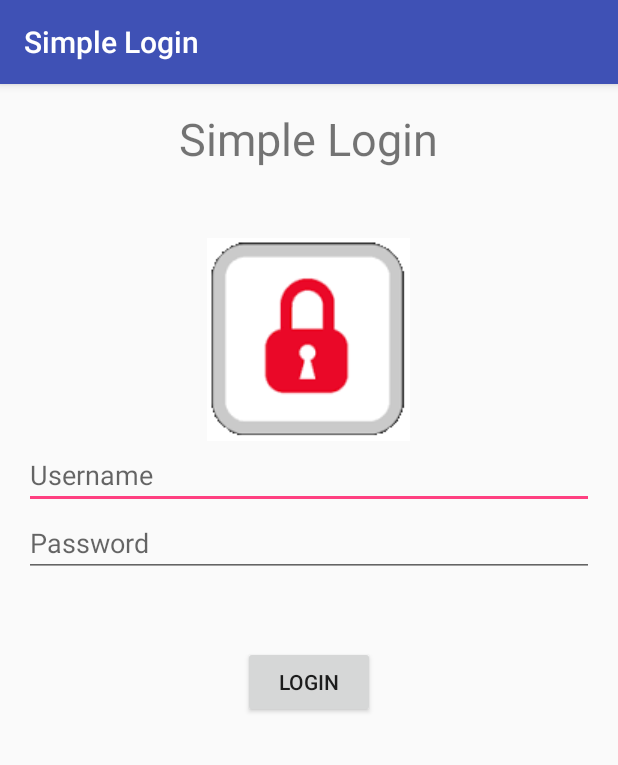
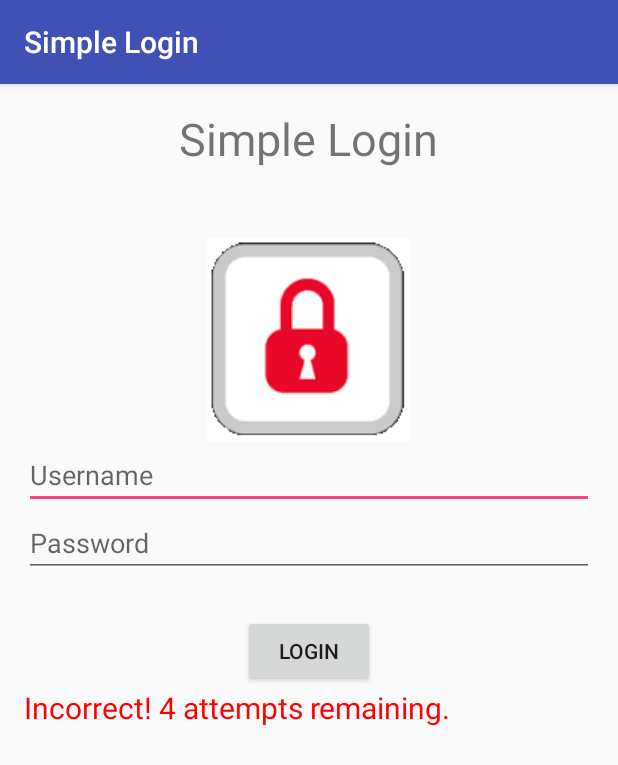
Before and after one commit to pibomb/simple-projects-android, an Android app: the screen it shows after launch (MainActivity), after a tap on "LOGIN", on a phone screen of 412 x 824 dp. Shown: the top 765 px of the screen. Run offline under Robolectric (Android 15) with nearby library versions, the phone set to English and light mode, and no system bars.

Commit message:
SimpleLogin: Added Login Attempts
After 5 unsuccessful login attempts, the user is no longer allowed to
login.

```diff
--- a/SimpleLogin/app/src/main/java/com/eagleblitz/morris/simplelogin/MainActivity.java
+++ b/SimpleLogin/app/src/main/java/com/eagleblitz/morris/simplelogin/MainActivity.java
@@ -13,6 +13,7 @@ public class MainActivity extends AppCompatActivity {
     EditText userText;
     EditText passText;
     TextView welcomeView;
+    TextView errorView;
 
     Button btn_login;
 
@@ -29,6 +30,7 @@ public class MainActivity extends AppCompatActivity {
         userText = (EditText) findViewById(R.id.username);
         passText = (EditText) findViewById(R.id.password);
         welcomeView = (TextView) findViewById(R.id.welcomeView);
+        errorView = (TextView) findViewById(R.id.errorView);
 
         btn_login = (Button) findViewById(R.id.btn_login);
 
@@ -42,7 +44,7 @@ public class MainActivity extends AppCompatActivity {
             userText.setVisibility(View.VISIBLE);
             passText.setVisibility(View.VISIBLE);
             welcomeView.setVisibility(View.INVISIBLE);
-            btn_login.setText("LOGIN");
+            btn_login.setText(R.string.btn_login);
             loggedIn = false;
         } else {
             String username = userText.getText().toString();
@@ -50,15 +52,25 @@ public class MainActivity extends AppCompatActivity {
 
             if (username.equals("admin") && password.equals("icecream")) {
                 lockView.setImageResource(R.drawable.unlock);
+                userText.setText("");
                 userText.setVisibility(View.INVISIBLE);
                 passText.setVisibility(View.INVISIBLE);
                 welcomeView.setVisibility(View.VISIBLE);
-                btn_login.setText("LOGOUT");
+                errorView.setVisibility(View.INVISIBLE);
+                btn_login.setText(R.string.btn_logout);
+                attempts = 5;
                 loggedIn = true;
             } else {
                 attempts--;
-
+                if(attempts > 0) {
+                    errorView.setText("Incorrect! " + attempts + " " + ((attempts == 1) ? "attempt" : "attempts") + " remaining.");
+                    errorView.setVisibility(View.VISIBLE);
+                } else {
+                    btn_login.setEnabled(false);
+                    errorView.setText("Too many failed attempts. Portal is locked.");
+                }
             }
+            passText.setText("");
         }
     }
 }
--- a/SimpleLogin/app/src/main/res/layout/activity_main.xml
+++ b/SimpleLogin/app/src/main/res/layout/activity_main.xml
@@ -54,7 +54,7 @@
         android:text="@string/btn_login"
         android:id="@+id/btn_login"
         android:onClick="login"
-        android:layout_marginTop="46dp"
+        android:layout_marginTop="25dp"
         android:layout_below="@+id/welcomeView"
         android:layout_centerHorizontal="true" />
 
@@ -70,4 +70,15 @@
         android:layout_alignParentStart="true"
         android:textColor="#0dbe00" />
 
+    <TextView
+        android:layout_width="wrap_content"
+        android:layout_height="wrap_content"
+        android:visibility="invisible"
+        android:id="@+id/errorView"
+        android:layout_below="@+id/btn_login"
+        android:layout_alignParentLeft="true"
+        android:layout_alignParentStart="true"
+        android:textSize="20sp"
+        android:textColor="#ff0000" />
+
 </RelativeLayout>
--- a/SimpleLogin/app/src/main/res/values/strings.xml
+++ b/SimpleLogin/app/src/main/res/values/strings.xml
@@ -3,5 +3,6 @@
     <string name="u_hint">Username</string>
     <string name="p_hint">Password</string>
     <string name="btn_login">LOGIN</string>
+    <string name="btn_logout">LOGOUT</string>
     <string name="welcome_msg">Congratulations! You have successfully logged in.</string>
 </resources>
```
Also changed, not shown: SimpleLogin/app/src/main/res/drawable/unlock.jpg.
